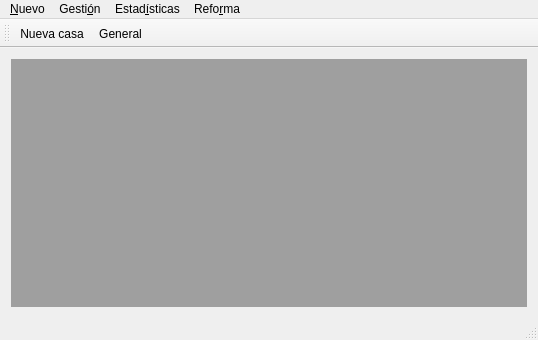
First picture: the form in gui/mainwindow.ui, repository rogorido/qtpredicadores, before the edit.
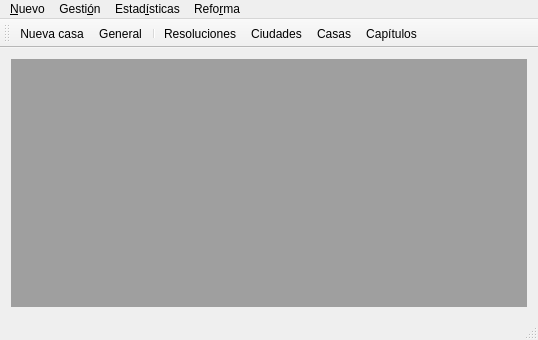
Second picture: the form after the edit. Icons and pictures are not drawn.

```diff
--- a/gui/mainwindow.ui
+++ b/gui/mainwindow.ui
@@ -85,6 +85,11 @@
    </attribute>
    <addaction name="actionNuevaCasa"/>
    <addaction name="actionGeneralEstadisticas"/>
+   <addaction name="separator"/>
+   <addaction name="actionResoluciones"/>
+   <addaction name="actionCiudades"/>
+   <addaction name="actionCasas"/>
+   <addaction name="actionCapituli"/>
   </widget>
   <action name="actionNuevoCapitulo">
    <property name="text">
```
Left out of the diff: 16 changed lines with no effect on the pictures.
